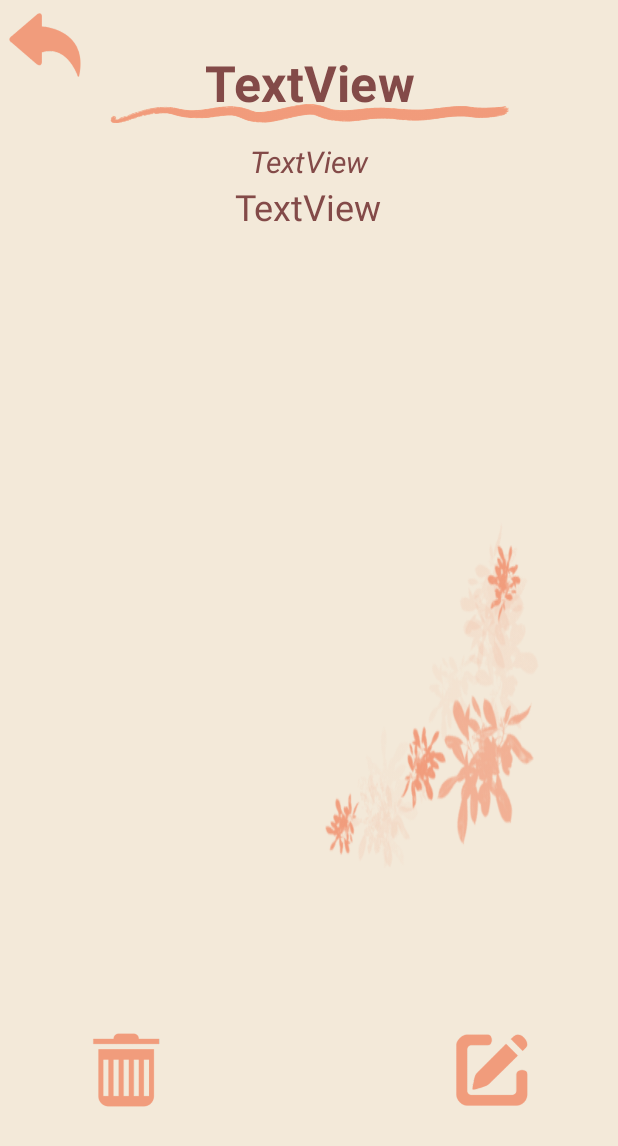
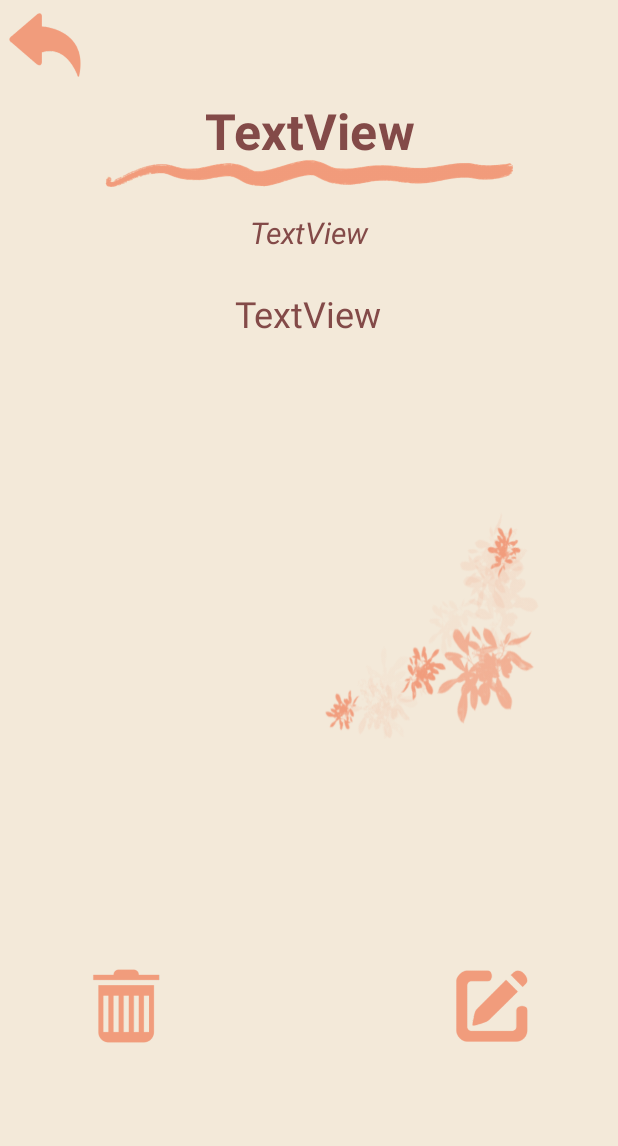
Before and after one commit to TorchTheo/Note, an Android app: the layout dialog_show_note.xml on its own in the app's theme, with its tools: preview values and no code run, on a phone screen of 412 x 824 dp. Shown: the top 1146 px of the screen. Run offline under Robolectric (Android 15) with nearby library versions, the phone set to English and light mode, and no system bars.

```diff
--- a/app/src/main/res/layout/dialog_show_note.xml
+++ b/app/src/main/res/layout/dialog_show_note.xml
@@ -8,10 +8,10 @@
 
     <TextView
         android:id="@+id/txtTitle"
-        android:layout_width="fill_parent"
-        android:layout_height="78dp"
+        android:layout_width="389dp"
+        android:layout_height="109dp"
         android:layout_marginStart="16dp"
-        android:layout_marginTop="16dp"
+        android:layout_marginTop="32dp"
         android:layout_marginEnd="16dp"
         android:background="@drawable/background5"
         android:ellipsize="marquee"
@@ -39,7 +39,8 @@
     <TextView
         android:id="@+id/txtDescription"
         android:layout_width="310dp"
-        android:layout_height="wrap_content"
+        android:layout_height="300dp"
+        android:layout_marginTop="24dp"
         android:background="@drawable/background7"
         android:hint="@string/description_hint"
         android:scrollbars="vertical"
```
